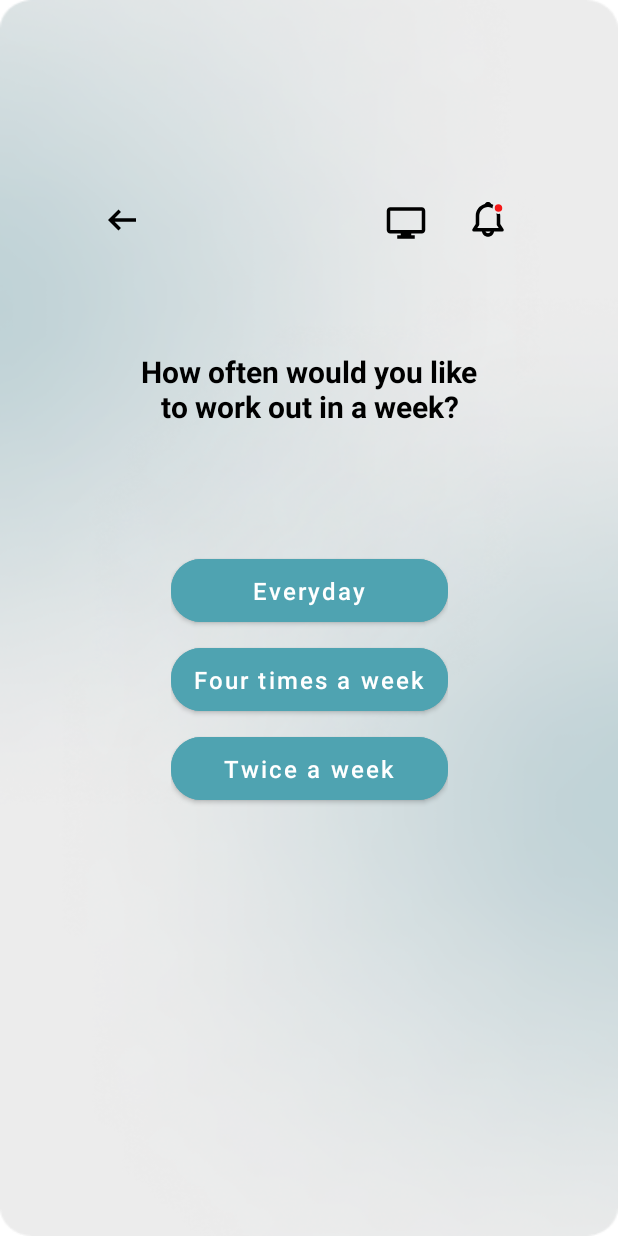
After one commit to lynaBoukari/AdaBees, an Android app: the LetsGymMenu screen opened directly, with no data from a screen before it, on a phone screen of 412 x 824 dp. The commit adds this screen. Run offline under Robolectric (Android 15) with nearby library versions, the phone set to English and light mode, and no system bars.

Commit message:
added questions activities

```diff
--- a/app/src/main/AndroidManifest.xml
+++ b/app/src/main/AndroidManifest.xml
@@ -10,6 +10,12 @@
         android:supportsRtl="true"
         android:theme="@style/Theme.Sport_Good">
         <activity
+            android:name=".ConditionMenu"
+            android:exported="false" />
+        <activity
+            android:name=".LetsGymMenu"
+            android:exported="false" />
+        <activity
             android:name=".MainActivity"
             android:exported="true">
             <intent-filter>
--- /dev/null
+++ b/app/src/main/java/com/example/sport_good/LetsGymMenu.kt
@@ -0,0 +1,31 @@
+package com.example.sport_good
+
+import android.content.Intent
+import androidx.appcompat.app.AppCompatActivity
+import android.os.Bundle
+import android.widget.Button
+
+class LetsGymMenu : AppCompatActivity() {
+    override fun onCreate(savedInstanceState: Bundle?) {
+        super.onCreate(savedInstanceState)
+        setContentView(R.layout.activity_lets_gym_menu)
+        val btnEvery = findViewById(R.id.btnEvery) as Button
+        val btnFour = findViewById(R.id.btnFour) as Button
+        val btnTwice = findViewById(R.id.btnTwice) as Button
+        btnEvery.setOnClickListener {
+            val intent = Intent(this, ConditionMenu::class.java)
+            // start your next activity
+            startActivity(intent)
+        }
+        btnFour.setOnClickListener {
+            val intent = Intent(this, ConditionMenu::class.java)
+            // start your next activity
+            startActivity(intent)
+        }
+        btnTwice.setOnClickListener {
+            val intent = Intent(this, ConditionMenu::class.java)
+            // start your next activity
+            startActivity(intent)
+        }
+    }
+}
--- /dev/null
+++ b/app/src/main/res/drawable/ic_mi_notification__1_.xml
@@ -0,0 +1,18 @@
+<vector xmlns:android="http://schemas.android.com/apk/res/android"
+    android:width="28dp"
+    android:height="28dp"
+    android:viewportWidth="28"
+    android:viewportHeight="28">
+  <group>
+    <clip-path
+        android:pathData="M0,0h28v28h-28z"/>
+    <path
+        android:pathData="M11.837,1.3545C12.0113,0.9237 12.3103,0.5547 12.6957,0.2949C13.0811,0.0351 13.5352,-0.1037 14,-0.1037C14.4648,-0.1037 14.9189,0.0351 15.3043,0.2949C15.6897,0.5547 15.9887,0.9237 16.163,1.3545C17.8882,1.829 19.41,2.8567 20.4946,4.2797C21.5791,5.7028 22.1666,7.4426 22.1667,9.2318V14.7117L24.304,17.9177C24.4212,18.0934 24.4885,18.2976 24.4988,18.5086C24.509,18.7195 24.4618,18.9293 24.3622,19.1156C24.2625,19.3018 24.1142,19.4575 23.933,19.566C23.7518,19.6746 23.5445,19.7319 23.3333,19.7318H18.0425C17.902,20.7038 17.4161,21.5926 16.6736,22.2354C15.9312,22.8783 14.982,23.2321 14,23.2321C13.0179,23.2321 12.0688,22.8783 11.3263,22.2354C10.5839,21.5926 10.098,20.7038 9.9575,19.7318H4.6667C4.4554,19.7319 4.2482,19.6746 4.067,19.566C3.8858,19.4575 3.7374,19.3018 3.6378,19.1156C3.5382,18.9293 3.4909,18.7195 3.5012,18.5086C3.5114,18.2976 3.5788,18.0934 3.696,17.9177L5.8333,14.7117V9.2318C5.8333,5.4705 8.3767,2.3019 11.837,1.3545ZM12.3503,19.7318C12.4708,20.0733 12.6942,20.3689 12.9898,20.578C13.2854,20.7872 13.6385,20.8995 14.0006,20.8995C14.3626,20.8995 14.7158,20.7872 15.0113,20.578C15.3069,20.3689 15.5303,20.0733 15.6508,19.7318H12.3503ZM14,3.3985C12.4529,3.3985 10.9692,4.0131 9.8752,5.1071C8.7812,6.201 8.1667,7.6848 8.1667,9.2318V15.0652C8.1667,15.2956 8.0985,15.5209 7.9707,15.7127L6.8472,17.3985H21.1517L20.0282,15.7127C19.9007,15.5208 19.8329,15.2955 19.8333,15.0652V9.2318C19.8333,7.6848 19.2187,6.201 18.1248,5.1071C17.0308,4.0131 15.5471,3.3985 14,3.3985Z"
+        android:fillColor="#000000"/>
+    <path
+        android:pathData="M21,4m-3.25,0a3.25,3.25 0,1 1,6.5 0a3.25,3.25 0,1 1,-6.5 0"
+        android:strokeWidth="1.5"
+        android:fillColor="#F51818"
+        android:strokeColor="#ECECEC"/>
+  </group>
+</vector>
--- a/app/src/main/res/drawable/ic_monitor.xml
+++ b/app/src/main/res/drawable/ic_monitor.xml
@@ -1,9 +1,9 @@
 <vector xmlns:android="http://schemas.android.com/apk/res/android"
-    android:width="40dp"
-    android:height="40dp"
-    android:viewportWidth="40"
-    android:viewportHeight="40">
+    android:width="28dp"
+    android:height="28dp"
+    android:viewportWidth="28"
+    android:viewportHeight="28">
   <path
-      android:pathData="M28.3333,35H11.6667V31.6667H15V30H5C3.159,30 1.6667,28.5076 1.6667,26.6667V8.3333C1.6667,6.4924 3.159,5 5,5H35C36.8409,5 38.3333,6.4924 38.3333,8.3333V26.6667C38.3333,28.5076 36.8409,30 35,30H25V31.6667H28.3333V35ZM5,8.3333V26.6667H35V8.3333H5Z"
-      android:fillColor="#6F6F6F"/>
+      android:pathData="M19.8333,24.5H8.1667V22.1667H10.5V21H3.5C2.2113,21 1.1667,19.9553 1.1667,18.6667V5.8333C1.1667,4.5447 2.2113,3.5 3.5,3.5H24.5C25.7887,3.5 26.8333,4.5447 26.8333,5.8333V18.6667C26.8333,19.9553 25.7887,21 24.5,21H17.5V22.1667H19.8333V24.5ZM3.5,5.8333V18.6667H24.5V5.8333H3.5Z"
+      android:fillColor="#000000"/>
 </vector>
--- /dev/null
+++ b/app/src/main/res/drawable/ic_short_left.xml
@@ -0,0 +1,9 @@
+<vector xmlns:android="http://schemas.android.com/apk/res/android"
+    android:width="28dp"
+    android:height="28dp"
+    android:viewportWidth="28"
+    android:viewportHeight="28">
+  <path
+      android:pathData="M9.135,12.8333L13.3117,8.645L11.6667,7L4.6667,14L11.6667,21L13.3117,19.355L9.135,15.1667H23.3334V12.8333H9.135Z"
+      android:fillColor="#000000"/>
+</vector>
--- /dev/null
+++ b/app/src/main/res/layout/activity_lets_gym_menu.xml
@@ -0,0 +1,141 @@
+<?xml version="1.0" encoding="utf-8"?>
+<FrameLayout xmlns:android="http://schemas.android.com/apk/res/android"
+    xmlns:app="http://schemas.android.com/apk/res-auto"
+    xmlns:tools="http://schemas.android.com/tools"
+    android:layout_width="match_parent"
+    android:layout_height="match_parent"
+    tools:context=".LetsGymMenu">
+
+    <androidx.constraintlayout.widget.ConstraintLayout
+        android:layout_width="match_parent"
+        android:layout_height="match_parent"
+        android:background="@drawable/backgroung">
+
+        <androidx.constraintlayout.widget.ConstraintLayout
+            android:layout_width="307dp"
+            android:layout_height="595dp"
+            android:layout_marginStart="16dp"
+            android:layout_marginTop="16dp"
+            android:layout_marginEnd="16dp"
+            android:layout_marginBottom="16dp"
+            app:layout_constraintBottom_toBottomOf="parent"
+            app:layout_constraintEnd_toEndOf="parent"
+            app:layout_constraintStart_toStartOf="parent"
+            app:layout_constraintTop_toTopOf="parent">
+
+            <ImageButton
+                android:id="@+id/imageButton"
+                android:layout_width="wrap_content"
+                android:layout_height="wrap_content"
+                android:layout_marginTop="8dp"
+                android:backgroundTint="@android:color/transparent"
+                app:layout_constraintEnd_toStartOf="@+id/imageButton5"
+                app:layout_constraintHorizontal_bias="0.014"
+                app:layout_constraintStart_toStartOf="parent"
+                app:layout_constraintTop_toTopOf="parent"
+                app:srcCompat="@drawable/ic_short_left"
+                tools:ignore="TouchTargetSizeCheck,SpeakableTextPresentCheck" />
+
+            <ImageButton
+                android:id="@+id/imageButton5"
+                android:layout_width="37dp"
+                android:layout_height="37dp"
+                android:layout_marginTop="8dp"
+                android:layout_marginEnd="16dp"
+                android:background="@android:color/transparent"
+                app:layout_constraintBottom_toBottomOf="@+id/imageButton7"
+                app:layout_constraintEnd_toEndOf="parent"
+                app:layout_constraintTop_toTopOf="parent"
+                app:layout_constraintVertical_bias="1.0"
+                app:srcCompat="@drawable/ic_mi_notification__1_"
+                tools:ignore="TouchTargetSizeCheck,SpeakableTextPresentCheck,SpeakableTextPresentCheck" />
+
+            <ImageButton
+                android:id="@+id/imageButton7"
+                android:layout_width="37dp"
+                android:layout_height="37dp"
+                android:layout_marginTop="15dp"
+                android:background="@android:color/transparent"
+                app:layout_constraintBottom_toBottomOf="@+id/imageButton"
+                app:layout_constraintEnd_toStartOf="@+id/imageButton5"
+                app:layout_constraintHorizontal_bias="0.895"
+                app:layout_constraintStart_toEndOf="@+id/imageButton"
+                app:layout_constraintTop_toTopOf="parent"
+                app:layout_constraintVertical_bias="0.0"
+                app:srcCompat="@drawable/ic_monitor"
+                tools:ignore="TouchTargetSizeCheck" />
+
+            <TextView
+                android:id="@+id/textView5"
+                android:layout_width="230dp"
+                android:layout_height="74dp"
+                android:layout_marginStart="60dp"
+                android:layout_marginTop="52dp"
+                android:layout_marginEnd="60dp"
+                android:gravity="center"
+                android:text="How often would you like to work out in a week?"
+                android:textColor="#000000"
+                android:textSize="20sp"
+                android:textStyle="bold"
+                app:layout_constraintEnd_toEndOf="parent"
+                app:layout_constraintStart_toStartOf="parent"
+                app:layout_constraintTop_toBottomOf="@+id/imageButton" />
+
+            <LinearLayout
+                android:layout_width="wrap_content"
+                android:layout_height="0dp"
+                android:layout_marginTop="70dp"
+                android:orientation="vertical"
+                app:layout_constraintEnd_toEndOf="parent"
+                app:layout_constraintStart_toStartOf="parent"
+                app:layout_constraintTop_toBottomOf="@+id/textView5">
+
+                <Button
+                    android:id="@+id/btnEvery"
+                    android:layout_width="match_parent"
+                    android:layout_height="wrap_content"
+                    android:layout_marginBottom="5dp"
+                    android:backgroundTint="#4FA3B1"
+                    android:paddingLeft="15dp"
+                    android:paddingTop="10dp"
+                    android:paddingRight="15dp"
+                    android:paddingBottom="10dp"
+                    android:text="Everyday"
+                    android:textAllCaps="false"
+                    android:textSize="16sp"
+                    app:cornerRadius="20dp" />
+
+                <Button
+                    android:id="@+id/btnFour"
+                    android:layout_width="match_parent"
+                    android:layout_height="wrap_content"
+                    android:layout_marginBottom="5dp"
+                    android:backgroundTint="#4FA3B1"
+                    android:paddingLeft="15dp"
+                    android:paddingTop="10dp"
+                    android:paddingRight="15dp"
+                    android:paddingBottom="10dp"
+                    android:text="Four times a week"
+                    android:textAllCaps="false"
+                    android:textSize="16sp"
+                    app:cornerRadius="20dp" />
+
+                <Button
+                    android:id="@+id/btnTwice"
+                    android:layout_width="match_parent"
+                    android:layout_height="wrap_content"
+                    android:layout_marginBottom="5dp"
+                    android:backgroundTint="#4FA3B1"
+                    android:paddingLeft="15dp"
+                    android:paddingTop="10dp"
+                    android:paddingRight="15dp"
+                    android:paddingBottom="10dp"
+                    android:text="Twice a week"
+                    android:textAllCaps="false"
+                    android:textSize="16sp"
+                    app:cornerRadius="20dp" />
+            </LinearLayout>
+
+        </androidx.constraintlayout.widget.ConstraintLayout>
+    </androidx.constraintlayout.widget.ConstraintLayout>
+</FrameLayout>
```
Also changed, not shown: app/src/main/java/com/example/sport_good/ConditionMenu.kt (added, +11 -0 lines), app/src/main/res/drawable/ic_menu.xml (added, +19 -0 lines), app/src/main/res/layout/activity_condition_menu.xml (added, +127 -0 lines), app/src/main/res/layout/activity_main.xml (+62 -45 lines), app/src/main/res/drawable/backgroung.png (added).
